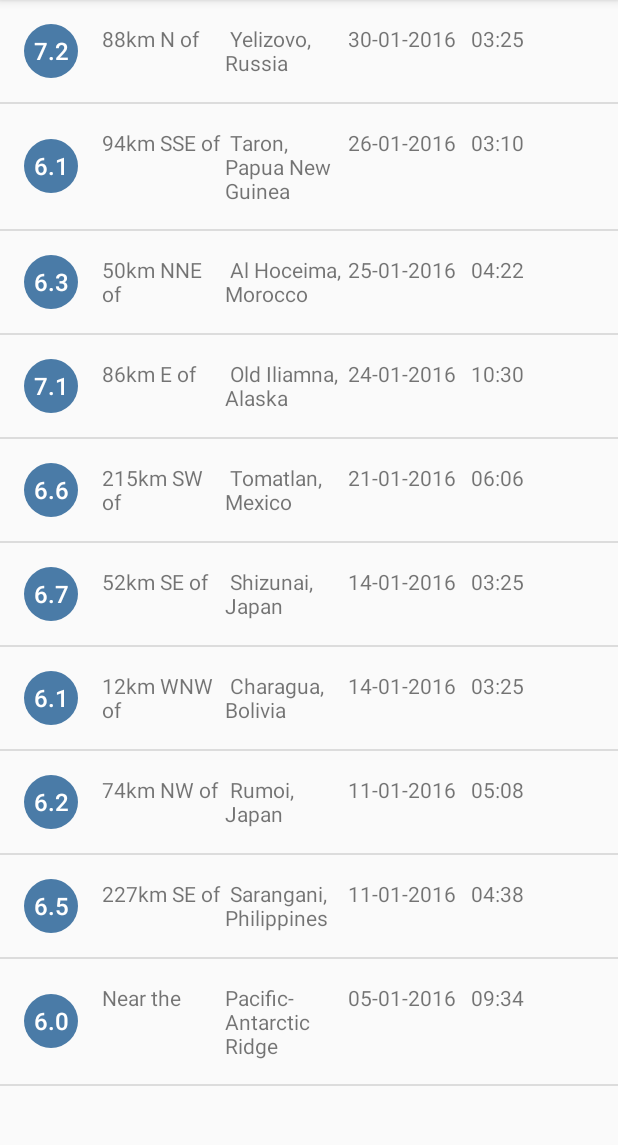
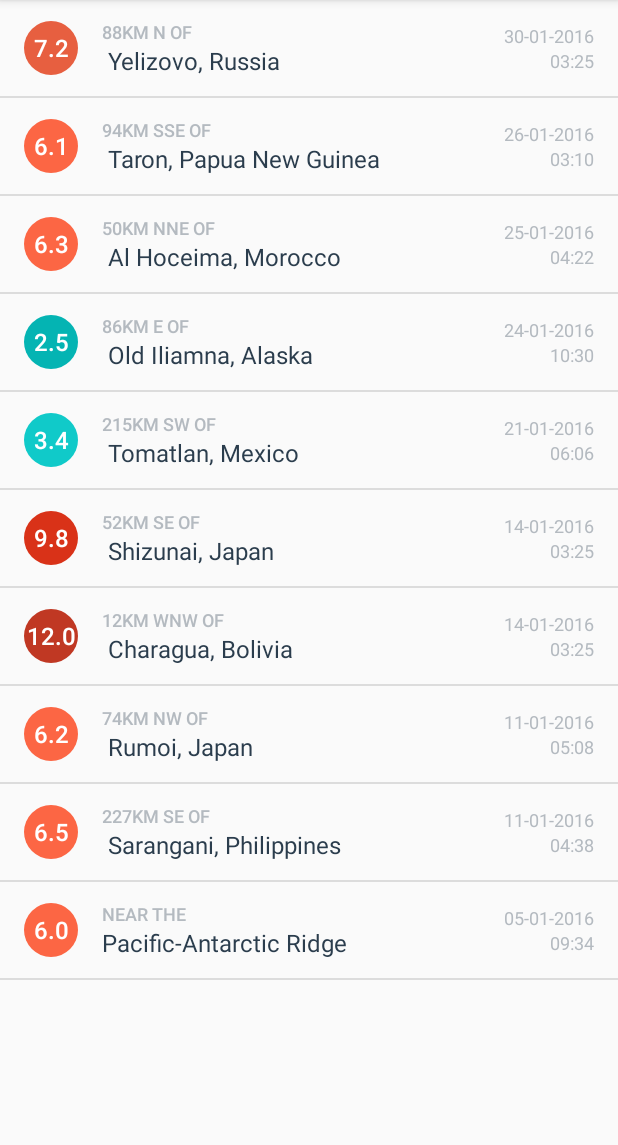
Before and after one commit to PiotrPrus/QuakeReport, an Android app: the screen it shows after launch (EarthquakeActivity), on a phone screen of 412 x 824 dp, the part 84-1229 px from its top. Run offline under Robolectric (Android 15) with nearby library versions, the phone set to English and light mode, and no system bars.

Commit message:
ver.2 ---------- Added visual changes. Font, colors, magnitude circle etc. ----------

```diff
--- a/app/src/main/java/com/example/android/quakereport/EarthquakeAdapter.java
+++ b/app/src/main/java/com/example/android/quakereport/EarthquakeAdapter.java
@@ -1,7 +1,9 @@
 package com.example.android.quakereport;
 
 import android.content.Context;
+import android.graphics.drawable.GradientDrawable;
 import android.support.annotation.NonNull;
+import android.support.v4.content.ContextCompat;
 import android.view.LayoutInflater;
 import android.view.View;
 import android.view.ViewGroup;
@@ -37,7 +39,17 @@ public class EarthquakeAdapter extends ArrayAdapter<Earthquake>{
         Earthquake currentEarthquake = getItem(position);
 
         TextView magTextView = (TextView) listItemView.findViewById(R.id.mag_text_view);
+        // Set the proper background color on the magnitude circle.
+        // Fetch the background from the TextView, which is a GradientDrawable.
+        GradientDrawable magnitudeCircle = (GradientDrawable) magTextView.getBackground();
 
+        // Get the appropriate background color based on the current earthquake magnitude
+        int magnitudeColor = getMagnitudeColor(currentEarthquake.getMagnitude());
+
+        // Set the color on the magnitude circle
+        magnitudeCircle.setColor(magnitudeColor);
+
+        //Format data from UNIX time to dd-mm-yyyy
         DecimalFormat formatter = new DecimalFormat("0.0");
         String formattedMagnitude = formatter.format(currentEarthquake.getMagnitude());
 
@@ -79,6 +91,50 @@ public class EarthquakeAdapter extends ArrayAdapter<Earthquake>{
 
     }
 
+    //getMagnitudeColor - method that is invoking the proper color for the magnitude value.
+    //The color is set on mag_text_view with a circle
+    private int getMagnitudeColor(double magnitude) {
+        int magnitudeColorId;
+
+        int magnitudeFloor = (int) Math.floor(magnitude);
+        switch (magnitudeFloor){
+            case 0:
+            case 1:
+                magnitudeColorId = R.color.magnitude1;
+                break;
+            case 2:
+                magnitudeColorId = R.color.magnitude2;
+                break;
+            case 3:
+                magnitudeColorId = R.color.magnitude3;
+                break;
+            case 4:
+                magnitudeColorId = R.color.magnitude4;
+                break;
+            case 5:
+                magnitudeColorId = R.color.magnitude5;
+                break;
+            case 6:
+                magnitudeColorId = R.color.magnitude6;
+                break;
+            case 7:
+                magnitudeColorId = R.color.magnitude7;
+                break;
+            case 8:
+                magnitudeColorId = R.color.magnitude8;
+                break;
+            case 9:
+                magnitudeColorId = R.color.magnitude9;
+                break;
+            default:
+                magnitudeColorId = R.color.magnitude10;
+                break;
+        }
+
+        return ContextCompat.getColor(getContext(), magnitudeColorId);
+
+    }
+
     private String formatDate(Date dateObject) {
         SimpleDateFormat dateFormat = new SimpleDateFormat("dd-MM-yyyy");
         return dateFormat.format(dateObject);
--- a/app/src/main/java/com/example/android/quakereport/QueryUtils.java
+++ b/app/src/main/java/com/example/android/quakereport/QueryUtils.java
@@ -17,10 +17,10 @@ public final class QueryUtils {
     private static final String SAMPLE_JSON_RESPONSE = "{\"type\":\"FeatureCollection\",\"metadata\":{\"generated\":1462295443000,\"url\":\"http://earthquake.usgs.gov/fdsnws/event/1/query?format=geojson&starttime=2016-01-01&endtime=2016-01-31&minmag=6&limit=10\",\"title\":\"USGS Earthquakes\",\"status\":200,\"api\":\"1.5.2\",\"limit\":10,\"offset\":1,\"count\":10},\"features\":[{\"type\":\"Feature\",\"properties\":{\"mag\":7.2,\"place\":\"88km N of Yelizovo, Russia\",\"time\":1454124312220,\"updated\":1460674294040,\"tz\":720,\"url\":\"http://earthquake.usgs.gov/earthquakes/eventpage/us20004vvx\",\"detail\":\"http://earthquake.usgs.gov/fdsnws/event/1/query?eventid=us20004vvx&format=geojson\",\"felt\":2,\"cdi\":3.4,\"mmi\":5.82,\"alert\":\"green\",\"status\":\"reviewed\",\"tsunami\":1,\"sig\":798,\"net\":\"us\",\"code\":\"20004vvx\",\"ids\":\",at00o1qxho,pt16030050,us20004vvx,gcmt20160130032510,\",\"sources\":\",at,pt,us,gcmt,\",\"types\":\",cap,dyfi,finite-fault,general-link,general-text,geoserve,impact-link,impact-text,losspager,moment-tensor,nearby-cities,origin,phase-data,shakemap,tectonic-summary,\",\"nst\":null,\"dmin\":0.958,\"rms\":1.19,\"gap\":17,\"magType\":\"mww\",\"type\":\"earthquake\",\"title\":\"M 7.2 - 88km N of Yelizovo, Russia\"},\"geometry\":{\"type\":\"Point\",\"coordinates\":[158.5463,53.9776,177]},\"id\":\"us20004vvx\"},\n" +
             "{\"type\":\"Feature\",\"properties\":{\"mag\":6.1,\"place\":\"94km SSE of Taron, Papua New Guinea\",\"time\":1453777820750,\"updated\":1460156775040,\"tz\":600,\"url\":\"http://earthquake.usgs.gov/earthquakes/eventpage/us20004uks\",\"detail\":\"http://earthquake.usgs.gov/fdsnws/event/1/query?eventid=us20004uks&format=geojson\",\"felt\":null,\"cdi\":null,\"mmi\":4.1,\"alert\":\"green\",\"status\":\"reviewed\",\"tsunami\":1,\"sig\":572,\"net\":\"us\",\"code\":\"20004uks\",\"ids\":\",us20004uks,gcmt20160126031023,\",\"sources\":\",us,gcmt,\",\"types\":\",cap,geoserve,losspager,moment-tensor,nearby-cities,origin,phase-data,shakemap,tectonic-summary,\",\"nst\":null,\"dmin\":1.537,\"rms\":0.74,\"gap\":25,\"magType\":\"mww\",\"type\":\"earthquake\",\"title\":\"M 6.1 - 94km SSE of Taron, Papua New Guinea\"},\"geometry\":{\"type\":\"Point\",\"coordinates\":[153.2454,-5.2952,26]},\"id\":\"us20004uks\"},\n" +
             "{\"type\":\"Feature\",\"properties\":{\"mag\":6.3,\"place\":\"50km NNE of Al Hoceima, Morocco\",\"time\":1453695722730,\"updated\":1460156773040,\"tz\":0,\"url\":\"http://earthquake.usgs.gov/earthquakes/eventpage/us10004gy9\",\"detail\":\"http://earthquake.usgs.gov/fdsnws/event/1/query?eventid=us10004gy9&format=geojson\",\"felt\":117,\"cdi\":7.2,\"mmi\":5.28,\"alert\":\"green\",\"status\":\"reviewed\",\"tsunami\":0,\"sig\":695,\"net\":\"us\",\"code\":\"10004gy9\",\"ids\":\",us10004gy9,gcmt20160125042203,\",\"sources\":\",us,gcmt,\",\"types\":\",cap,dyfi,geoserve,impact-text,losspager,moment-tensor,nearby-cities,origin,phase-data,shakemap,tectonic-summary,\",\"nst\":null,\"dmin\":2.201,\"rms\":0.92,\"gap\":20,\"magType\":\"mww\",\"type\":\"earthquake\",\"title\":\"M 6.3 - 50km NNE of Al Hoceima, Morocco\"},\"geometry\":{\"type\":\"Point\",\"coordinates\":[-3.6818,35.6493,12]},\"id\":\"us10004gy9\"},\n" +
-            "{\"type\":\"Feature\",\"properties\":{\"mag\":7.1,\"place\":\"86km E of Old Iliamna, Alaska\",\"time\":1453631430230,\"updated\":1460156770040,\"tz\":-540,\"url\":\"http://earthquake.usgs.gov/earthquakes/eventpage/us10004gqp\",\"detail\":\"http://earthquake.usgs.gov/fdsnws/event/1/query?eventid=us10004gqp&format=geojson\",\"felt\":1816,\"cdi\":7.2,\"mmi\":6.6,\"alert\":\"green\",\"status\":\"reviewed\",\"tsunami\":1,\"sig\":1496,\"net\":\"us\",\"code\":\"10004gqp\",\"ids\":\",at00o1gd6r,us10004gqp,ak12496371,gcmt20160124103030,\",\"sources\":\",at,us,ak,gcmt,\",\"types\":\",cap,dyfi,finite-fault,general-link,general-text,geoserve,impact-link,impact-text,losspager,moment-tensor,nearby-cities,origin,phase-data,shakemap,tectonic-summary,trump-origin,\",\"nst\":null,\"dmin\":0.72,\"rms\":2.11,\"gap\":19,\"magType\":\"mww\",\"type\":\"earthquake\",\"title\":\"M 7.1 - 86km E of Old Iliamna, Alaska\"},\"geometry\":{\"type\":\"Point\",\"coordinates\":[-153.4051,59.6363,129]},\"id\":\"us10004gqp\"},\n" +
-            "{\"type\":\"Feature\",\"properties\":{\"mag\":6.6,\"place\":\"215km SW of Tomatlan, Mexico\",\"time\":1453399617650,\"updated\":1459963829040,\"tz\":-420,\"url\":\"http://earthquake.usgs.gov/earthquakes/eventpage/us10004g4l\",\"detail\":\"http://earthquake.usgs.gov/fdsnws/event/1/query?eventid=us10004g4l&format=geojson\",\"felt\":11,\"cdi\":2.7,\"mmi\":3.92,\"alert\":\"green\",\"status\":\"reviewed\",\"tsunami\":1,\"sig\":673,\"net\":\"us\",\"code\":\"10004g4l\",\"ids\":\",at00o1bebo,pt16021050,us10004g4l,gcmt20160121180659,\",\"sources\":\",at,pt,us,gcmt,\",\"types\":\",cap,dyfi,geoserve,impact-link,impact-text,losspager,moment-tensor,nearby-cities,origin,phase-data,shakemap,tectonic-summary,\",\"nst\":null,\"dmin\":2.413,\"rms\":0.98,\"gap\":74,\"magType\":\"mww\",\"type\":\"earthquake\",\"title\":\"M 6.6 - 215km SW of Tomatlan, Mexico\"},\"geometry\":{\"type\":\"Point\",\"coordinates\":[-106.9337,18.8239,10]},\"id\":\"us10004g4l\"},\n" +
-            "{\"type\":\"Feature\",\"properties\":{\"mag\":6.7,\"place\":\"52km SE of Shizunai, Japan\",\"time\":1452741933640,\"updated\":1459304879040,\"tz\":540,\"url\":\"http://earthquake.usgs.gov/earthquakes/eventpage/us10004ebx\",\"detail\":\"http://earthquake.usgs.gov/fdsnws/event/1/query?eventid=us10004ebx&format=geojson\",\"felt\":51,\"cdi\":5.8,\"mmi\":6.45,\"alert\":\"green\",\"status\":\"reviewed\",\"tsunami\":1,\"sig\":720,\"net\":\"us\",\"code\":\"10004ebx\",\"ids\":\",us10004ebx,pt16014050,at00o0xauk,gcmt20160114032534,\",\"sources\":\",us,pt,at,gcmt,\",\"types\":\",associate,cap,dyfi,geoserve,impact-link,impact-text,losspager,moment-tensor,nearby-cities,origin,phase-data,shakemap,\",\"nst\":null,\"dmin\":0.281,\"rms\":0.98,\"gap\":22,\"magType\":\"mww\",\"type\":\"earthquake\",\"title\":\"M 6.7 - 52km SE of Shizunai, Japan\"},\"geometry\":{\"type\":\"Point\",\"coordinates\":[142.781,41.9723,46]},\"id\":\"us10004ebx\"},\n" +
-            "{\"type\":\"Feature\",\"properties\":{\"mag\":6.1,\"place\":\"12km WNW of Charagua, Bolivia\",\"time\":1452741928270,\"updated\":1459304879040,\"tz\":-240,\"url\":\"http://earthquake.usgs.gov/earthquakes/eventpage/us10004ebw\",\"detail\":\"http://earthquake.usgs.gov/fdsnws/event/1/query?eventid=us10004ebw&format=geojson\",\"felt\":3,\"cdi\":2.2,\"mmi\":2.21,\"alert\":\"green\",\"status\":\"reviewed\",\"tsunami\":0,\"sig\":573,\"net\":\"us\",\"code\":\"10004ebw\",\"ids\":\",us10004ebw,gcmt20160114032528,\",\"sources\":\",us,gcmt,\",\"types\":\",cap,dyfi,geoserve,impact-text,losspager,moment-tensor,nearby-cities,origin,phase-data,shakemap,tectonic-summary,\",\"nst\":null,\"dmin\":5.492,\"rms\":1.04,\"gap\":16,\"magType\":\"mww\",\"type\":\"earthquake\",\"title\":\"M 6.1 - 12km WNW of Charagua, Bolivia\"},\"geometry\":{\"type\":\"Point\",\"coordinates\":[-63.3288,-19.7597,582.56]},\"id\":\"us10004ebw\"},\n" +
+            "{\"type\":\"Feature\",\"properties\":{\"mag\":2.5,\"place\":\"86km E of Old Iliamna, Alaska\",\"time\":1453631430230,\"updated\":1460156770040,\"tz\":-540,\"url\":\"http://earthquake.usgs.gov/earthquakes/eventpage/us10004gqp\",\"detail\":\"http://earthquake.usgs.gov/fdsnws/event/1/query?eventid=us10004gqp&format=geojson\",\"felt\":1816,\"cdi\":7.2,\"mmi\":6.6,\"alert\":\"green\",\"status\":\"reviewed\",\"tsunami\":1,\"sig\":1496,\"net\":\"us\",\"code\":\"10004gqp\",\"ids\":\",at00o1gd6r,us10004gqp,ak12496371,gcmt20160124103030,\",\"sources\":\",at,us,ak,gcmt,\",\"types\":\",cap,dyfi,finite-fault,general-link,general-text,geoserve,impact-link,impact-text,losspager,moment-tensor,nearby-cities,origin,phase-data,shakemap,tectonic-summary,trump-origin,\",\"nst\":null,\"dmin\":0.72,\"rms\":2.11,\"gap\":19,\"magType\":\"mww\",\"type\":\"earthquake\",\"title\":\"M 7.1 - 86km E of Old Iliamna, Alaska\"},\"geometry\":{\"type\":\"Point\",\"coordinates\":[-153.4051,59.6363,129]},\"id\":\"us10004gqp\"},\n" +
+            "{\"type\":\"Feature\",\"properties\":{\"mag\":3.4,\"place\":\"215km SW of Tomatlan, Mexico\",\"time\":1453399617650,\"updated\":1459963829040,\"tz\":-420,\"url\":\"http://earthquake.usgs.gov/earthquakes/eventpage/us10004g4l\",\"detail\":\"http://earthquake.usgs.gov/fdsnws/event/1/query?eventid=us10004g4l&format=geojson\",\"felt\":11,\"cdi\":2.7,\"mmi\":3.92,\"alert\":\"green\",\"status\":\"reviewed\",\"tsunami\":1,\"sig\":673,\"net\":\"us\",\"code\":\"10004g4l\",\"ids\":\",at00o1bebo,pt16021050,us10004g4l,gcmt20160121180659,\",\"sources\":\",at,pt,us,gcmt,\",\"types\":\",cap,dyfi,geoserve,impact-link,impact-text,losspager,moment-tensor,nearby-cities,origin,phase-data,shakemap,tectonic-summary,\",\"nst\":null,\"dmin\":2.413,\"rms\":0.98,\"gap\":74,\"magType\":\"mww\",\"type\":\"earthquake\",\"title\":\"M 6.6 - 215km SW of Tomatlan, Mexico\"},\"geometry\":{\"type\":\"Point\",\"coordinates\":[-106.9337,18.8239,10]},\"id\":\"us10004g4l\"},\n" +
+            "{\"type\":\"Feature\",\"properties\":{\"mag\":9.8,\"place\":\"52km SE of Shizunai, Japan\",\"time\":1452741933640,\"updated\":1459304879040,\"tz\":540,\"url\":\"http://earthquake.usgs.gov/earthquakes/eventpage/us10004ebx\",\"detail\":\"http://earthquake.usgs.gov/fdsnws/event/1/query?eventid=us10004ebx&format=geojson\",\"felt\":51,\"cdi\":5.8,\"mmi\":6.45,\"alert\":\"green\",\"status\":\"reviewed\",\"tsunami\":1,\"sig\":720,\"net\":\"us\",\"code\":\"10004ebx\",\"ids\":\",us10004ebx,pt16014050,at00o0xauk,gcmt20160114032534,\",\"sources\":\",us,pt,at,gcmt,\",\"types\":\",associate,cap,dyfi,geoserve,impact-link,impact-text,losspager,moment-tensor,nearby-cities,origin,phase-data,shakemap,\",\"nst\":null,\"dmin\":0.281,\"rms\":0.98,\"gap\":22,\"magType\":\"mww\",\"type\":\"earthquake\",\"title\":\"M 6.7 - 52km SE of Shizunai, Japan\"},\"geometry\":{\"type\":\"Point\",\"coordinates\":[142.781,41.9723,46]},\"id\":\"us10004ebx\"},\n" +
+            "{\"type\":\"Feature\",\"properties\":{\"mag\":12,\"place\":\"12km WNW of Charagua, Bolivia\",\"time\":1452741928270,\"updated\":1459304879040,\"tz\":-240,\"url\":\"http://earthquake.usgs.gov/earthquakes/eventpage/us10004ebw\",\"detail\":\"http://earthquake.usgs.gov/fdsnws/event/1/query?eventid=us10004ebw&format=geojson\",\"felt\":3,\"cdi\":2.2,\"mmi\":2.21,\"alert\":\"green\",\"status\":\"reviewed\",\"tsunami\":0,\"sig\":573,\"net\":\"us\",\"code\":\"10004ebw\",\"ids\":\",us10004ebw,gcmt20160114032528,\",\"sources\":\",us,gcmt,\",\"types\":\",cap,dyfi,geoserve,impact-text,losspager,moment-tensor,nearby-cities,origin,phase-data,shakemap,tectonic-summary,\",\"nst\":null,\"dmin\":5.492,\"rms\":1.04,\"gap\":16,\"magType\":\"mww\",\"type\":\"earthquake\",\"title\":\"M 6.1 - 12km WNW of Charagua, Bolivia\"},\"geometry\":{\"type\":\"Point\",\"coordinates\":[-63.3288,-19.7597,582.56]},\"id\":\"us10004ebw\"},\n" +
             "{\"type\":\"Feature\",\"properties\":{\"mag\":6.2,\"place\":\"74km NW of Rumoi, Japan\",\"time\":1452532083920,\"updated\":1459304875040,\"tz\":540,\"url\":\"http://earthquake.usgs.gov/earthquakes/eventpage/us10004djn\",\"detail\":\"http://earthquake.usgs.gov/fdsnws/event/1/query?eventid=us10004djn&format=geojson\",\"felt\":8,\"cdi\":3.4,\"mmi\":3.74,\"alert\":\"green\",\"status\":\"reviewed\",\"tsunami\":0,\"sig\":594,\"net\":\"us\",\"code\":\"10004djn\",\"ids\":\",us10004djn,gcmt20160111170803,\",\"sources\":\",us,gcmt,\",\"types\":\",cap,dyfi,geoserve,impact-text,losspager,moment-tensor,nearby-cities,origin,phase-data,shakemap,tectonic-summary,\",\"nst\":null,\"dmin\":1.139,\"rms\":0.96,\"gap\":33,\"magType\":\"mww\",\"type\":\"earthquake\",\"title\":\"M 6.2 - 74km NW of Rumoi, Japan\"},\"geometry\":{\"type\":\"Point\",\"coordinates\":[141.0867,44.4761,238.81]},\"id\":\"us10004djn\"},\n" +
             "{\"type\":\"Feature\",\"properties\":{\"mag\":6.5,\"place\":\"227km SE of Sarangani, Philippines\",\"time\":1452530285900,\"updated\":1459304874040,\"tz\":480,\"url\":\"http://earthquake.usgs.gov/earthquakes/eventpage/us10004dj5\",\"detail\":\"http://earthquake.usgs.gov/fdsnws/event/1/query?eventid=us10004dj5&format=geojson\",\"felt\":1,\"cdi\":2.7,\"mmi\":7.5,\"alert\":\"green\",\"status\":\"reviewed\",\"tsunami\":1,\"sig\":650,\"net\":\"us\",\"code\":\"10004dj5\",\"ids\":\",at00o0srjp,pt16011050,us10004dj5,gcmt20160111163807,\",\"sources\":\",at,pt,us,gcmt,\",\"types\":\",cap,dyfi,geoserve,impact-link,impact-text,losspager,moment-tensor,nearby-cities,origin,phase-data,shakemap,tectonic-summary,\",\"nst\":null,\"dmin\":3.144,\"rms\":0.72,\"gap\":22,\"magType\":\"mww\",\"type\":\"earthquake\",\"title\":\"M 6.5 - 227km SE of Sarangani, Philippines\"},\"geometry\":{\"type\":\"Point\",\"coordinates\":[126.8621,3.8965,13]},\"id\":\"us10004dj5\"},\n" +
             "{\"type\":\"Feature\",\"properties\":{\"mag\":6,\"place\":\"Pacific-Antarctic Ridge\",\"time\":1451986454620,\"updated\":1459202978040,\"tz\":-540,\"url\":\"http://earthquake.usgs.gov/earthquakes/eventpage/us10004bgk\",\"detail\":\"http://earthquake.usgs.gov/fdsnws/event/1/query?eventid=us10004bgk&format=geojson\",\"felt\":0,\"cdi\":1,\"mmi\":0,\"alert\":\"green\",\"status\":\"reviewed\",\"tsunami\":0,\"sig\":554,\"net\":\"us\",\"code\":\"10004bgk\",\"ids\":\",us10004bgk,gcmt20160105093415,\",\"sources\":\",us,gcmt,\",\"types\":\",cap,dyfi,geoserve,losspager,moment-tensor,nearby-cities,origin,phase-data,shakemap,\",\"nst\":null,\"dmin\":30.75,\"rms\":0.67,\"gap\":71,\"magType\":\"mww\",\"type\":\"earthquake\",\"title\":\"M 6.0 - Pacific-Antarctic Ridge\"},\"geometry\":{\"type\":\"Point\",\"coordinates\":[-136.2603,-54.2906,10]},\"id\":\"us10004bgk\"}],\"bbox\":[-153.4051,-54.2906,10,158.5463,59.6363,582.56]}";
--- a/app/src/main/res/layout/list_item.xml
+++ b/app/src/main/res/layout/list_item.xml
@@ -1,10 +1,17 @@
 <?xml version="1.0" encoding="utf-8"?>
+
 <LinearLayout xmlns:android="http://schemas.android.com/apk/res/android"
-    android:orientation="horizontal" android:layout_width="match_parent"
-    android:layout_height="wrap_content"
-    android:padding="16dp">
+    xmlns:tools="http://schemas.android.com/tools"
+    android:layout_width="match_parent"
+    android:layout_height="?android:attr/listPreferredItemHeight"
+    android:orientation="horizontal"
+    android:paddingEnd="16dp"
+    android:paddingLeft="16dp"
+    android:paddingRight="16dp"
+    android:paddingStart="16dp">
 
     <TextView
+        android:id="@+id/mag_text_view"
         android:layout_width="36dp"
         android:layout_height="36dp"
         android:layout_gravity="center_vertical"
@@ -13,31 +20,66 @@
         android:gravity="center"
         android:textColor="@android:color/white"
         android:textSize="16sp"
-        android:id="@+id/mag_text_view" />
+        tools:text="8.9" />
 
-    <TextView
+    <LinearLayout
         android:layout_width="0dp"
         android:layout_height="wrap_content"
+        android:layout_gravity="center_vertical"
         android:layout_marginLeft="16dp"
-        android:id="@+id/offset_loc_text_view"
-        android:layout_weight="1"/>
+        android:layout_marginStart="16dp"
+        android:layout_weight="1"
+        android:orientation="vertical">
 
-    <TextView
-        android:layout_width="0dp"
+        <TextView
+            android:id="@+id/offset_loc_text_view"
+            android:layout_width="wrap_content"
+            android:layout_height="wrap_content"
+            android:ellipsize="end"
+            android:fontFamily="sans-serif-medium"
+            android:maxLines="1"
+            android:textAllCaps="true"
+            android:textColor="@color/textColorEarthquakeDetails"
+            android:textSize="12sp"
+            tools:text="30km S of" />
+
+        <TextView
+            android:id="@+id/primary_loc_text_view"
+            android:layout_width="wrap_content"
+            android:layout_height="wrap_content"
+            android:ellipsize="end"
+            android:maxLines="2"
+            android:textColor="@color/textColorEarthquakeLocation"
+            android:textSize="16sp"
+            tools:text="Long placeholder location that should wrap to more than 2 lines of text" />
+
+    </LinearLayout>
+
+    <LinearLayout
+        android:layout_width="wrap_content"
         android:layout_height="wrap_content"
-        android:id="@+id/primary_loc_text_view"
-        android:layout_weight="1"/>
+        android:layout_gravity="center_vertical"
+        android:layout_marginLeft="16dp"
+        android:layout_marginStart="16dp"
+        android:orientation="vertical">
 
-    <TextView
-        android:layout_width="0dp"
-        android:layout_height="wrap_content"
-        android:id="@+id/date_text_view"
-        android:layout_weight="1"/>
+        <TextView
+            android:id="@+id/date_text_view"
+            android:layout_width="wrap_content"
+            android:layout_height="wrap_content"
+            android:layout_gravity="end"
+            android:textColor="@color/textColorEarthquakeDetails"
+            android:textSize="12sp"
+            tools:text="Mar 6, 2010" />
 
-    <TextView
-        android:layout_width="0dp"
-        android:layout_height="wrap_content"
-        android:id="@+id/time_text_view"
-        android:layout_weight="1"/>
+        <TextView
+            android:id="@+id/time_text_view"
+            android:layout_width="wrap_content"
+            android:layout_height="wrap_content"
+            android:layout_gravity="end"
+            android:textColor="@color/textColorEarthquakeDetails"
+            android:textSize="12sp"
+            tools:text="3:00 PM" />
 
+    </LinearLayout>
 </LinearLayout>
--- a/app/src/main/res/values/colors.xml
+++ b/app/src/main/res/values/colors.xml
@@ -35,4 +35,10 @@
     <color name="magnitude9">#D93218</color>
     <color name="magnitude10">#C03823</color>
 
+    <!-- Text color for the details of the earthquake in the list item -->
+    <color name="textColorEarthquakeDetails">#B4BAC0</color>
+
+    <!-- Text color for the primary location of the earthquake in the list item -->
+    <color name="textColorEarthquakeLocation">#2B3D4D</color>
+
 </resources>
```
Also changed, not shown: 1 other file.
